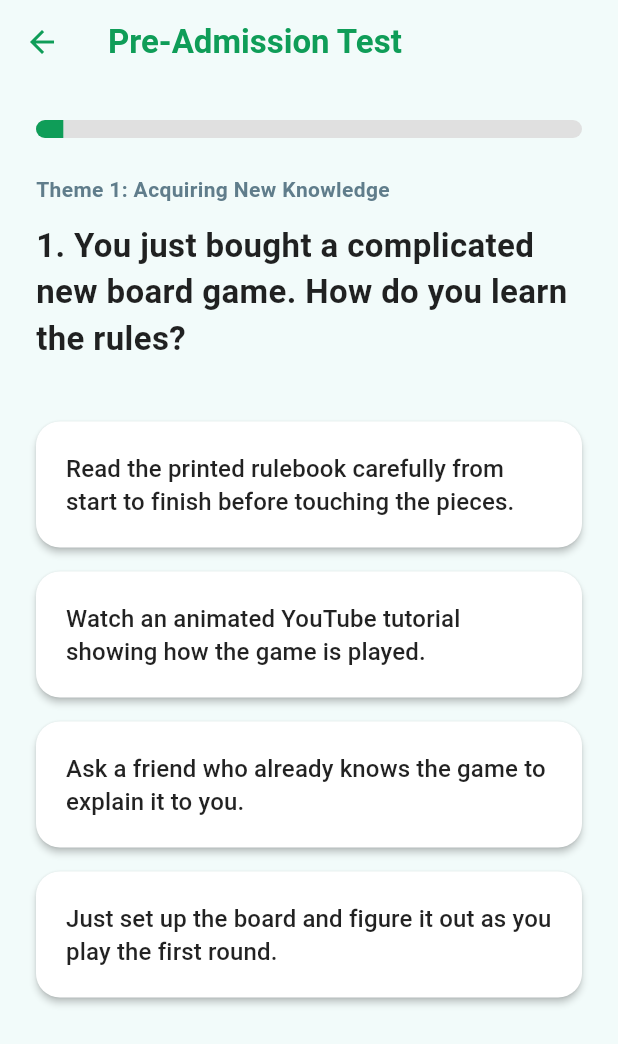
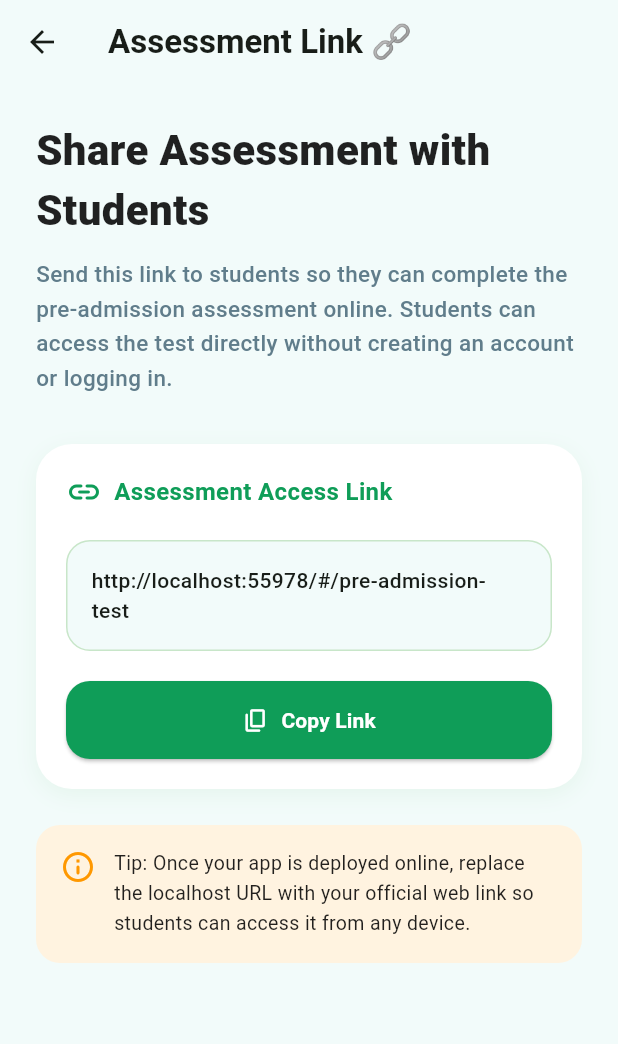
Before and after one commit to LEH268/LearnMatch, a Flutter app: the screen it shows after launch, after a tap on "Access Teacher Dashboard 🚀", after a tap on "Create Assessment Link 🔗", on a phone screen of 412 x 824 dp. Shown: the top 1044 px of the screen. Run offline on Flutter 3.47's test engine with Material 3 defaults, Android fonts, the phone set to English and light mode, and no system bars; network calls fail.

Commit message:
added_assessmentLink

```diff
--- /dev/null
+++ b/lib/assessment_link_page.dart
@@ -0,0 +1,225 @@
+import 'package:flutter/material.dart';
+import 'package:flutter/services.dart';
+
+class AssessmentLinkPage extends StatelessWidget {
+  const AssessmentLinkPage({super.key});
+
+  @override
+  Widget build(BuildContext context) {
+
+    // 暂时先用 localhost
+    // 以后 deploy 后换成真实网址
+    const String assessmentLink =
+        "http://localhost:55978/#/pre-admission-test";
+
+    return Scaffold(
+      backgroundColor: const Color(0xFFF2FBFA),
+
+      appBar: AppBar(
+        title: const Text(
+          "Assessment Link 🔗",
+          style: TextStyle(
+            fontWeight: FontWeight.bold,
+          ),
+        ),
+
+        backgroundColor: Colors.transparent,
+        elevation: 0,
+      ),
+
+      body: Padding(
+        padding: const EdgeInsets.all(24),
+
+        child: Column(
+          crossAxisAlignment: CrossAxisAlignment.start,
+
+          children: [
+
+            // Title
+            const Text(
+              "Share Assessment with Students",
+              style: TextStyle(
+                fontSize: 28,
+                fontWeight: FontWeight.w900,
+                color: Colors.black87,
+              ),
+            ),
+
+            const SizedBox(height: 12),
+
+            // Description
+            const Text(
+              "Send this link to students so they can complete the pre-admission assessment online. Students can access the test directly without creating an account or logging in.",
+              style: TextStyle(
+                fontSize: 15,
+                height: 1.5,
+                color: Colors.blueGrey,
+                fontWeight: FontWeight.w500,
+              ),
+            ),
+
+            const SizedBox(height: 32),
+
+            // Link Card
+            Container(
+              width: double.infinity,
+
+              padding: const EdgeInsets.all(20),
+
+              decoration: BoxDecoration(
+                color: Colors.white,
+                borderRadius: BorderRadius.circular(24),
+
+                boxShadow: [
+                  BoxShadow(
+                    color: Colors.green.withOpacity(0.08),
+                    blurRadius: 12,
+                    offset: const Offset(0, 4),
+                  ),
+                ],
+              ),
+
+              child: Column(
+                crossAxisAlignment: CrossAxisAlignment.start,
+
+                children: [
+
+                  const Row(
+                    children: [
+
+                      Icon(
+                        Icons.link_rounded,
+                        color: Color(0xFF0F9D58),
+                      ),
+
+                      SizedBox(width: 8),
+
+                      Text(
+                        "Assessment Access Link",
+                        style: TextStyle(
+                          fontSize: 16,
+                          fontWeight: FontWeight.bold,
+                          color: Color(0xFF0F9D58),
+                        ),
+                      ),
+                    ],
+                  ),
+
+                  const SizedBox(height: 20),
+
+                  // Link Box
+                  Container(
+                    width: double.infinity,
+
+                    padding: const EdgeInsets.all(16),
+
+                    decoration: BoxDecoration(
+                      color: const Color(0xFFF2FBFA),
+                      borderRadius: BorderRadius.circular(16),
+                      border: Border.all(
+                        color: Colors.green.shade100,
+                      ),
+                    ),
+
+                    child: SelectableText(
+                      assessmentLink,
+                      style: const TextStyle(
+                        fontSize: 14,
+                        fontWeight: FontWeight.w500,
+                      ),
+                    ),
+                  ),
+
+                  const SizedBox(height: 20),
+
+                  // Copy Button
+                  SizedBox(
+                    width: double.infinity,
+
+                    child: ElevatedButton.icon(
+
+                      onPressed: () async {
+
+                        await Clipboard.setData(
+                          const ClipboardData(
+                            text: assessmentLink,
+                          ),
+                        );
+
+                        ScaffoldMessenger.of(context).showSnackBar(
+                          const SnackBar(
+                            content: Text(
+                              "Assessment link copied successfully!",
+                            ),
+                          ),
+                        );
+                      },
+
+                      icon: const Icon(Icons.copy_rounded),
+
+                      label: const Text(
+                        "Copy Link",
+                        style: TextStyle(
+                          fontWeight: FontWeight.bold,
+                        ),
+                      ),
+
+                      style: ElevatedButton.styleFrom(
+                        backgroundColor: const Color(0xFF0F9D58),
+                        foregroundColor: Colors.white,
+                        padding: const EdgeInsets.symmetric(
+                          vertical: 16,
+                        ),
+
+                        shape: RoundedRectangleBorder(
+                          borderRadius: BorderRadius.circular(16),
+                        ),
+                      ),
+                    ),
+                  ),
+                ],
+              ),
+            ),
+
+            const SizedBox(height: 24),
+
+            // Extra Info
+            Container(
+              padding: const EdgeInsets.all(16),
+
+              decoration: BoxDecoration(
+                color: Colors.orange.shade50,
+                borderRadius: BorderRadius.circular(16),
+              ),
+
+              child: const Row(
+                crossAxisAlignment: CrossAxisAlignment.start,
+
+                children: [
+
+                  Icon(
+                    Icons.info_outline_rounded,
+                    color: Colors.orange,
+                  ),
+
+                  SizedBox(width: 12),
+
+                  Expanded(
+                    child: Text(
+                      "Tip: Once your app is deployed online, replace the localhost URL with your official web link so students can access it from any device.",
+                      style: TextStyle(
+                        fontSize: 13,
+                        height: 1.5,
+                        color: Colors.black87,
+                      ),
+                    ),
+                  ),
+                ],
+              ),
+            ),
+          ],
+        ),
+      ),
+    );
+  }
+}
--- a/lib/home_page.dart
+++ b/lib/home_page.dart
@@ -1,6 +1,7 @@
 import 'package:flutter/material.dart';
 import 'pre_admission_test.dart';
 import 'class_network_page.dart'; // Added the import for the new Class Network Page
+import 'assessment_link_page.dart';
 
 class HomePage extends StatelessWidget {
   const HomePage({super.key});
@@ -78,7 +79,7 @@ class HomePage extends StatelessWidget {
                 accentColor: const Color(0xFF0F9D58),
                 onTap: () => Navigator.push(
                   context,
-                  MaterialPageRoute(builder: (context) => const PreAdmissionTestPage()),
+                  MaterialPageRoute(builder: (context) => const AssessmentLinkPage()),
                 ),
               ),
               const SizedBox(height: 20),
--- a/lib/main.dart
+++ b/lib/main.dart
@@ -1,5 +1,8 @@
 import 'package:flutter/material.dart';
+
 import 'login_page.dart';
+import 'home_page.dart';
+import 'pre_admission_test.dart';
 
 void main() {
   runApp(const MyApp());
@@ -10,14 +13,35 @@ class MyApp extends StatelessWidget {
 
   @override
   Widget build(BuildContext context) {
+
     return MaterialApp(
+
       title: 'LearnMatch Teacher Portal',
+
       debugShowCheckedModeBanner: false,
+
       theme: ThemeData(
-        colorScheme: ColorScheme.fromSeed(seedColor: const Color(0xFF0F9D58)),
+        colorScheme: ColorScheme.fromSeed(
+          seedColor: const Color(0xFF0F9D58),
+        ),
         useMaterial3: true,
       ),
-      home: const LoginPage(),
+
+      // 保持 login page 为入口
+      initialRoute: '/',
+
+      routes: {
+
+        // Login Page
+        '/': (context) => const LoginPage(),
+
+        // Teacher Dashboard
+        '/home': (context) => const HomePage(),
+
+        // Student Test Page
+        '/pre-admission-test': (context)
+            => const PreAdmissionTestPage(),
+      },
     );
   }
 }
```
